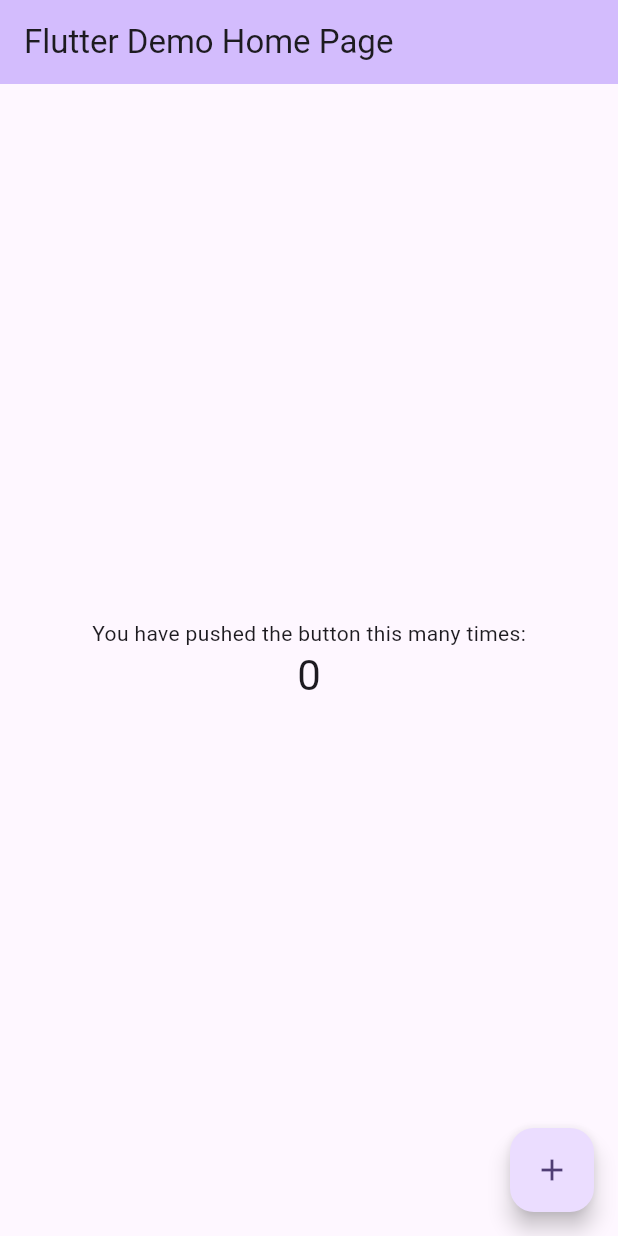
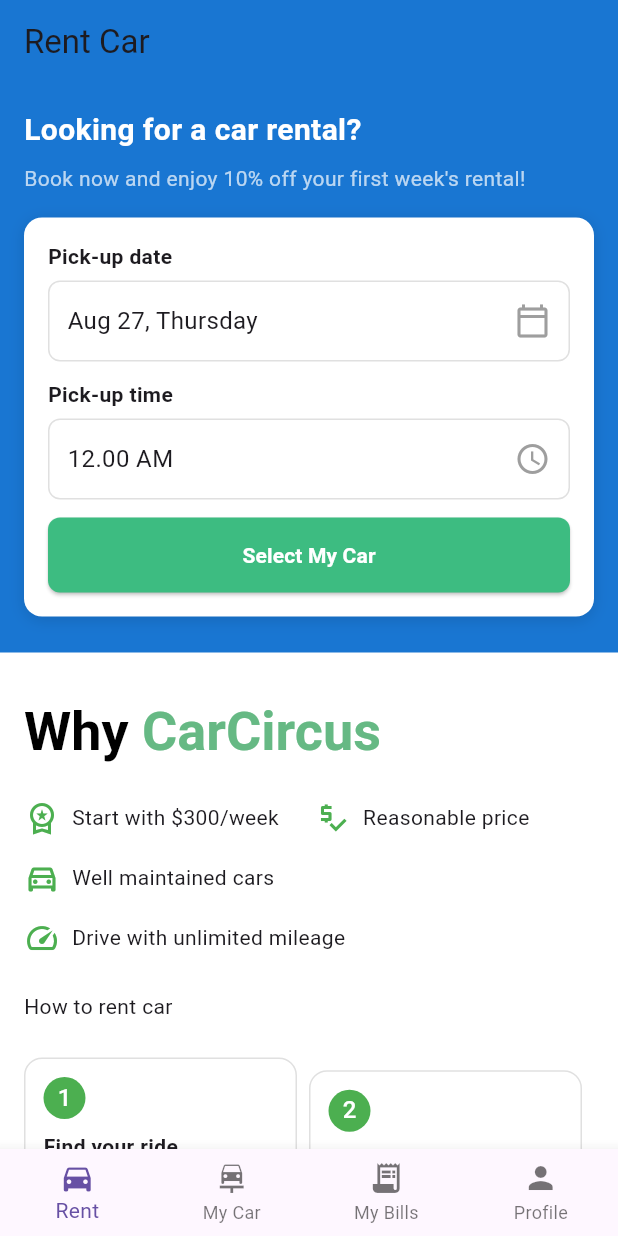
Before and after one commit to FajarSubeki/carcirus, a Flutter app: the screen it shows after launch, on a phone screen of 412 x 824 dp. Run offline on Flutter 3.47's test engine with Material 3 defaults, Android fonts, the phone set to English and light mode, and no system bars.

Commit message:
feat(home, rent car): slicing ui

```diff
--- /dev/null
+++ b/lib/core/theme/app_colors.dart
@@ -0,0 +1,30 @@
+import 'package:flutter/material.dart';
+
+class AppColors {
+
+  // Brand Colors
+  static const Color primaryGreen = Color(0xFF3DBC81);
+  static const Color primaryBlue = Color(0xFF0A307E);
+
+  // Neutral Colors
+  static const Color white = Colors.white;
+  static const Color black = Colors.black;
+  static const Color gray = Color(0xFF9E9E9E);
+  static const Color lightGray = Color(0xFFF5F5F5);
+  static const Color borderGray = Color(0xFFE0E0E0);
+
+  // Text Colors
+  static const Color textPrimary = Colors.black87;
+  static const Color textSecondary = Colors.black54;
+
+  // Button Colors
+  static const Color buttonGreen = primaryGreen;
+  static const Color buttonDisabled = Color(0xFFBDBDBD);
+
+  // Background Colors
+  static const Color background = white;
+  static const Color headerBackground = primaryBlue;
+
+  // Shadow Colors
+  static final Color shadow = Colors.black.withOpacity(0.08);
+}
--- /dev/null
+++ b/lib/core/widgets/app_button.dart
@@ -0,0 +1,27 @@
+import 'package:carcirus/core/theme/app_colors.dart';
+import 'package:flutter/material.dart';
+
+class AppButton extends StatelessWidget {
+  final String text;
+  final VoidCallback onPressed;
+
+  const AppButton({super.key, required this.text, required this.onPressed});
+
+  @override
+  Widget build(BuildContext context) {
+    return ElevatedButton(
+      style: ElevatedButton.styleFrom(
+        minimumSize: const Size.fromHeight(50),
+        backgroundColor: AppColors.buttonGreen,
+        shape: RoundedRectangleBorder(
+          borderRadius: BorderRadius.circular(8),
+        ),
+      ),
+      onPressed: onPressed,
+      child: Text(
+        text,
+        style: const TextStyle(fontWeight: FontWeight.bold, color: AppColors.white),
+      ),
+    );
+  }
+}
--- /dev/null
+++ b/lib/core/widgets/app_text_field.dart
@@ -0,0 +1,47 @@
+import 'package:carcirus/core/theme/app_colors.dart';
+import 'package:flutter/material.dart';
+
+class AppTextField extends StatelessWidget {
+  final String hintText;
+  final Widget? suffixIcon;
+  final TextEditingController? controller;
+  final bool readOnly;
+  final VoidCallback? onTap;
+
+  const AppTextField({
+    super.key,
+    required this.hintText,
+    this.suffixIcon,
+    this.controller,
+    this.readOnly = false,
+    this.onTap,
+  });
+
+  @override
+  Widget build(BuildContext context) {
+    return TextField(
+      controller: controller,
+      readOnly: readOnly,
+      onTap: onTap,
+      decoration: InputDecoration(
+        hintText: hintText,
+        filled: true,
+        fillColor: Colors.white,
+        contentPadding: const EdgeInsets.symmetric(vertical: 16, horizontal: 16),
+        suffixIcon: suffixIcon,
+        border: OutlineInputBorder(
+          borderRadius: BorderRadius.circular(8),
+          borderSide: BorderSide(color: AppColors.gray),
+        ),
+        enabledBorder: OutlineInputBorder(
+          borderRadius: BorderRadius.circular(8),
+          borderSide: const BorderSide(color: AppColors.gray),
+        ),
+        focusedBorder: OutlineInputBorder(
+          borderRadius: BorderRadius.circular(8),
+          borderSide: BorderSide(color: AppColors.primaryGreen, width: 2),
+        ),
+      ),
+    );
+  }
+}
--- /dev/null
+++ b/lib/features/rent/presentation/bill_screen.dart
@@ -0,0 +1,23 @@
+import 'package:flutter/material.dart';
+
+class BilScreen extends StatelessWidget {
+  const BilScreen({super.key});
+
+  @override
+  Widget build(BuildContext context) {
+    return const Scaffold(
+      body: Center(
+        // Widget di tengah layar
+        child: Text(
+          'MyBillScreen',
+          style: TextStyle(
+            // Teks diatur menjadi putih
+            color: Colors.white,
+            fontSize: 28,
+            fontWeight: FontWeight.bold,
+          ),
+        ),
+      ),
+    );
+  }
+}
--- /dev/null
+++ b/lib/features/rent/presentation/car_screen.dart
@@ -0,0 +1,23 @@
+import 'package:flutter/material.dart';
+
+class CarScreen extends StatelessWidget {
+  const CarScreen({super.key});
+
+  @override
+  Widget build(BuildContext context) {
+    return const Scaffold(
+      body: Center(
+        // Widget di tengah layar
+        child: Text(
+          'MyCarScreen',
+          style: TextStyle(
+            // Teks diatur menjadi putih
+            color: Colors.white,
+            fontSize: 28,
+            fontWeight: FontWeight.bold,
+          ),
+        ),
+      ),
+    );
+  }
+}
--- /dev/null
+++ b/lib/features/rent/presentation/profile_screen.dart
@@ -0,0 +1,23 @@
+import 'package:flutter/material.dart';
+
+class ProfileScreen extends StatelessWidget {
+  const ProfileScreen({super.key});
+
+  @override
+  Widget build(BuildContext context) {
+    return const Scaffold(
+      body: Center(
+        // Widget di tengah layar
+        child: Text(
+          'ProfileScreen',
+          style: TextStyle(
+            // Teks diatur menjadi putih
+            color: Colors.white,
+            fontSize: 28,
+            fontWeight: FontWeight.bold,
+          ),
+        ),
+      ),
+    );
+  }
+}
--- /dev/null
+++ b/lib/features/rent/presentation/rent_screen.dart
@@ -0,0 +1,169 @@
+import 'package:flutter/material.dart';
+import '../../../core/widgets/app_button.dart';
+import '../widgets/date_time_picker.dart';
+import '../widgets/rent_benefit_item.dart';
+import '../widgets/how_to_rent_item.dart';
+
+class RentScreen extends StatelessWidget {
+  const RentScreen({super.key});
+
+  @override
+  Widget build(BuildContext context) {
+    return Scaffold(
+      // 1. Scaffold background diatur ke putih, ini akan menjadi warna bagian bawah
+      backgroundColor: Colors.white,
+      appBar: AppBar(
+        title: const Text('Rent Car'),
+        backgroundColor: Colors.blue.shade700, // Atur warna AppBar agar sesuai
+        elevation: 0,
+      ),
+      body: SafeArea(
+        child: ListView(
+          // 2. Padding dihilangkan agar Container biru bisa full-width
+          padding: EdgeInsets.zero,
+          children: [
+            // --- BAGIAN BIRU (Header dan DateTimePickers) ---
+            Container(
+              width: double.infinity,
+              // Warna biru untuk latar belakang bagian atas
+              color: Colors.blue.shade700,
+              padding: const EdgeInsets.only(left: 16, right: 16, top: 16, bottom: 24),
+              child: Column(
+                crossAxisAlignment: CrossAxisAlignment.start,
+                children: [
+                  // Teks diubah warnanya menjadi putih agar kontras
+                  const Text(
+                    'Looking for a car rental?',
+                    style: TextStyle(
+                      fontSize: 20,
+                      fontWeight: FontWeight.bold,
+                      color: Colors.white, // <-- Ubah ke Putih
+                    ),
+                  ),
+                  const SizedBox(height: 8),
+                  const Text(
+                    "Book now and enjoy 10% off your first week's rental!",
+                    style: TextStyle(color: Colors.white70), // <-- Ubah ke Putih Muda
+                  ),
+                  const SizedBox(height: 16),
+
+                  // Container untuk DateTimePicker tetap Putih
+                  Container(
+                    padding: const EdgeInsets.all(16),
+                    decoration: BoxDecoration(
+                      color: Colors.white,
+                      borderRadius: BorderRadius.circular(12),
+                      boxShadow: [
+                        BoxShadow(
+                          color: Colors.black12,
+                          blurRadius: 8,
+                          offset: const Offset(0, 2),
+                        ),
+                      ],
+                    ),
+                    child: Column(
+                      children: [
+                        const DateTimePicker(
+                          label: 'Pick-up date',
+                          value: 'Aug 27, Thursday',
+                          icon: Icons.calendar_today_outlined,
+                        ),
+                        const SizedBox(height: 12),
+                        const DateTimePicker(
+                          label: 'Pick-up time',
+                          value: '12.00 AM',
+                          icon: Icons.access_time_outlined,
+                        ),
+                        const SizedBox(height: 12),
+                        AppButton(
+                          text: 'Select My Car',
+                          onPressed: () {},
+                        ),
+                      ],
+                    ),
+                  ),
+                ],
+              ),
+            ),
+            Padding(
+              padding: const EdgeInsets.only(left: 16, right: 16, top: 8, bottom: 24),
+              child: Column(
+                crossAxisAlignment: CrossAxisAlignment.start,
+                children: [
+                  const SizedBox(height: 24),
+                  RichText(
+                    text: TextSpan(
+                      text: 'Why ',
+                      style: TextStyle(
+                        color: Colors.black,
+                        fontSize: 36.0,
+                        fontWeight: FontWeight.bold,
+                      ),
+                      children: <TextSpan>[
+                        TextSpan(
+                          text: 'CarCircus',
+                          style: TextStyle(
+                            color: Color(0xFF66B984),
+                            fontSize: 36.0,
+                            fontWeight: FontWeight.bold,
+                          ),
+                        ),
+                      ],
+                    ),
+                  ),
+                  const SizedBox(height: 24),
+                  Wrap(
+                    spacing: 24,
+                    runSpacing: 16,
+                    children: const [
+                      RentBenefitItem(
+                        title: 'Start with \$300/week',
+                        icon: Icons.workspace_premium_outlined,
+                      ),
+                      RentBenefitItem(
+                        title: 'Reasonable price',
+                        icon: Icons.price_check_outlined,
+                      ),
+                      RentBenefitItem(
+                        title: 'Well maintained cars',
+                        icon: Icons.directions_car_filled_outlined,
+                      ),
+                      RentBenefitItem(
+                        title: 'Drive with unlimited mileage',
+                        icon: Icons.speed_outlined,
+                      ),
+                    ],
+                  ),
+                  const SizedBox(height: 24),
+                  Text(
+                    'How to rent car',
+                    style: const TextStyle(fontSize: 14),
+                  ),
+                  const SizedBox(height: 24),
+                  Row(
+                    mainAxisAlignment: MainAxisAlignment.spaceBetween,
+                    children: const [
+                      HowToRentItem(
+                        step: 1,
+                        title: 'Find your ride',
+                        desc:
+                        'Set your pick-up date & time. Tap ‘Book Now’ to make a reservation for available car.',
+                      ),
+                      HowToRentItem(
+                        step: 2,
+                        title: 'Fill the submission',
+                        desc:
+                        'You can fill the submission form and review details provided by the app.',
+                      ),
+                    ],
+                  )
+                ],
+              ),
+            )
+
+          ],
+        ),
+      ),
+    );
+  }
+}
--- /dev/null
+++ b/lib/features/rent/widgets/date_time_picker.dart
@@ -0,0 +1,39 @@
+import 'package:flutter/material.dart';
+
+class DateTimePicker extends StatelessWidget {
+  final String label;
+  final String value;
+  final IconData icon;
+
+  const DateTimePicker({
+    super.key,
+    required this.label,
+    required this.value,
+    required this.icon,
+  });
+
+  @override
+  Widget build(BuildContext context) {
+    return Column(
+      crossAxisAlignment: CrossAxisAlignment.start,
+      children: [
+        Text(label, style: const TextStyle(fontWeight: FontWeight.w600)),
+        const SizedBox(height: 6),
+        Container(
+          padding: const EdgeInsets.symmetric(horizontal: 12, vertical: 14),
+          decoration: BoxDecoration(
+            border: Border.all(color: Colors.grey.shade300),
+            borderRadius: BorderRadius.circular(8),
+          ),
+          child: Row(
+            mainAxisAlignment: MainAxisAlignment.spaceBetween,
+            children: [
+              Text(value, style: const TextStyle(fontSize: 16)),
+              Icon(icon, color: Colors.grey),
+            ],
+          ),
+        ),
+      ],
+    );
+  }
+}
--- /dev/null
+++ b/lib/features/rent/widgets/how_to_rent_item.dart
@@ -0,0 +1,49 @@
+import 'package:flutter/material.dart';
+
+class HowToRentItem extends StatelessWidget {
+  final int step;
+  final String title;
+  final String desc;
+
+  const HowToRentItem({
+    super.key,
+    required this.step,
+    required this.title,
+    required this.desc,
+  });
+
+  @override
+  Widget build(BuildContext context) {
+    return Expanded(
+      child: Container(
+        padding: const EdgeInsets.all(12),
+        margin: const EdgeInsets.only(right: 8),
+        decoration: BoxDecoration(
+          border: Border.all(color: Colors.grey.shade300),
+          borderRadius: BorderRadius.circular(12),
+        ),
+        child: Column(
+          crossAxisAlignment: CrossAxisAlignment.start,
+          children: [
+            CircleAvatar(
+              radius: 14,
+              backgroundColor: Colors.green,
+              child: Text(
+                '$step',
+                style: const TextStyle(color: Colors.white),
+              ),
+            ),
+            const SizedBox(height: 8),
+            Text(title,
+                style: const TextStyle(fontWeight: FontWeight.bold, fontSize: 14)),
+            const SizedBox(height: 4),
+            Text(
+              desc,
+              style: const TextStyle(color: Colors.black54, fontSize: 12),
+            ),
+          ],
+        ),
+      ),
+    );
+  }
+}
--- /dev/null
+++ b/lib/features/rent/widgets/rent_benefit_item.dart
@@ -0,0 +1,29 @@
+import 'package:flutter/material.dart';
+
+class RentBenefitItem extends StatelessWidget {
+  final String title;
+  final IconData icon;
+
+  const RentBenefitItem({
+    super.key,
+    required this.title,
+    required this.icon,
+  });
+
+  @override
+  Widget build(BuildContext context) {
+    return Row(
+      mainAxisSize: MainAxisSize.min,
+      children: [
+        Icon(icon, color: Colors.green),
+        const SizedBox(width: 8),
+        Flexible(
+          child: Text(
+            title,
+            style: const TextStyle(fontSize: 14),
+          ),
+        ),
+      ],
+    );
+  }
+}
--- a/lib/main.dart
+++ b/lib/main.dart
@@ -1,122 +1,23 @@
 import 'package:flutter/material.dart';
+import 'navigation/main_navigation.dart';
 
 void main() {
-  runApp(const MyApp());
+  runApp(const CarCirusApp());
 }
 
-class MyApp extends StatelessWidget {
-  const MyApp({super.key});
+class CarCirusApp extends StatelessWidget {
+  const CarCirusApp({super.key});
 
-  // This widget is the root of your application.
   @override
   Widget build(BuildContext context) {
     return MaterialApp(
-      title: 'Flutter Demo',
+      title: 'CarCirus',
+      debugShowCheckedModeBanner: false,
       theme: ThemeData(
-        // This is the theme of your application.
-        //
-        // TRY THIS: Try running your application with "flutter run". You'll see
-        // the application has a purple toolbar. Then, without quitting the app,
-        // try changing the seedColor in the colorScheme below to Colors.green
-        // and then invoke "hot reload" (save your changes or press the "hot
-        // reload" button in a Flutter-supported IDE, or press "r" if you used
-        // the command line to start the app).
-        //
-        // Notice that the counter didn't reset back to zero; the application
-        // state is not lost during the reload. To reset the state, use hot
-        // restart instead.
-        //
-        // This works for code too, not just values: Most code changes can be
-        // tested with just a hot reload.
-        colorScheme: ColorScheme.fromSeed(seedColor: Colors.deepPurple),
+        primarySwatch: Colors.green,
+        scaffoldBackgroundColor: Colors.white,
       ),
-      home: const MyHomePage(title: 'Flutter Demo Home Page'),
+      home: const MainNavigation(),
     );
   }
 }
-
-class MyHomePage extends StatefulWidget {
-  const MyHomePage({super.key, required this.title});
-
-  // This widget is the home page of your application. It is stateful, meaning
-  // that it has a State object (defined below) that contains fields that affect
-  // how it looks.
-
-  // This class is the configuration for the state. It holds the values (in this
-  // case the title) provided by the parent (in this case the App widget) and
-  // used by the build method of the State. Fields in a Widget subclass are
-  // always marked "final".
-
-  final String title;
-
-  @override
-  State<MyHomePage> createState() => _MyHomePageState();
-}
-
-class _MyHomePageState extends State<MyHomePage> {
-  int _counter = 0;
-
-  void _incrementCounter() {
-    setState(() {
-      // This call to setState tells the Flutter framework that something has
-      // changed in this State, which causes it to rerun the build method below
-      // so that the display can reflect the updated values. If we changed
-      // _counter without calling setState(), then the build method would not be
-      // called again, and so nothing would appear to happen.
-      _counter++;
-    });
-  }
-
-  @override
-  Widget build(BuildContext context) {
-    // This method is rerun every time setState is called, for instance as done
-    // by the _incrementCounter method above.
-    //
-    // The Flutter framework has been optimized to make rerunning build methods
-    // fast, so that you can just rebuild anything that needs updating rather
-    // than having to individually change instances of widgets.
-    return Scaffold(
-      appBar: AppBar(
-        // TRY THIS: Try changing the color here to a specific color (to
-        // Colors.amber, perhaps?) and trigger a hot reload to see the AppBar
-        // change color while the other colors stay the same.
-        backgroundColor: Theme.of(context).colorScheme.inversePrimary,
-        // Here we take the value from the MyHomePage object that was created by
-        // the App.build method, and use it to set our appbar title.
-        title: Text(widget.title),
-      ),
-      body: Center(
-        // Center is a layout widget. It takes a single child and positions it
-        // in the middle of the parent.
-        child: Column(
-          // Column is also a layout widget. It takes a list of children and
-          // arranges them vertically. By default, it sizes itself to fit its
-          // children horizontally, and tries to be as tall as its parent.
-          //
-          // Column has various properties to control how it sizes itself and
-          // how it positions its children. Here we use mainAxisAlignment to
-          // center the children vertically; the main axis here is the vertical
-          // axis because Columns are vertical (the cross axis would be
-          // horizontal).
-          //
-          // TRY THIS: Invoke "debug painting" (choose the "Toggle Debug Paint"
-          // action in the IDE, or press "p" in the console), to see the
-          // wireframe for each widget.
-          mainAxisAlignment: MainAxisAlignment.center,
-          children: <Widget>[
-            const Text('You have pushed the button this many times:'),
-            Text(
-              '$_counter',
-              style: Theme.of(context).textTheme.headlineMedium,
-            ),
-          ],
-        ),
-      ),
-      floatingActionButton: FloatingActionButton(
-        onPressed: _incrementCounter,
-        tooltip: 'Increment',
-        child: const Icon(Icons.add),
-      ), // This trailing comma makes auto-formatting nicer for build methods.
-    );
-  }
-}
--- /dev/null
+++ b/lib/navigation/main_navigation.dart
@@ -0,0 +1,53 @@
+import 'package:carcirus/features/rent/presentation/bill_screen.dart';
+import 'package:carcirus/features/rent/presentation/profile_screen.dart';
+import 'package:flutter/material.dart';
+import '../features/rent/presentation/car_screen.dart';
+import '../features/rent/presentation/rent_screen.dart';
+
+class MainNavigation extends StatefulWidget {
+  const MainNavigation({super.key});
+
+  @override
+  State<MainNavigation> createState() => _MainNavigationState();
+}
+
+class _MainNavigationState extends State<MainNavigation> {
+  int _selectedIndex = 0;
+
+  final List<Widget> _pages = const [
+    RentScreen(),
+    CarScreen(),
+    BilScreen(),
+    ProfileScreen(),
+  ];
+
+  @override
+  Widget build(BuildContext context) {
+    return Scaffold(
+      body: _pages[_selectedIndex],
+      bottomNavigationBar: BottomNavigationBar(
+        currentIndex: _selectedIndex,
+        onTap: (i) => setState(() => _selectedIndex = i),
+        type: BottomNavigationBarType.fixed,
+        items: const [
+          BottomNavigationBarItem(
+            icon: Icon(Icons.directions_car),
+            label: 'Rent',
+          ),
+          BottomNavigationBarItem(
+            icon: Icon(Icons.car_repair),
+            label: 'My Car',
+          ),
+          BottomNavigationBarItem(
+            icon: Icon(Icons.receipt_long),
+            label: 'My Bills',
+          ),
+          BottomNavigationBarItem(
+            icon: Icon(Icons.person),
+            label: 'Profile',
+          ),
+        ],
+      ),
+    );
+  }
+}
```
